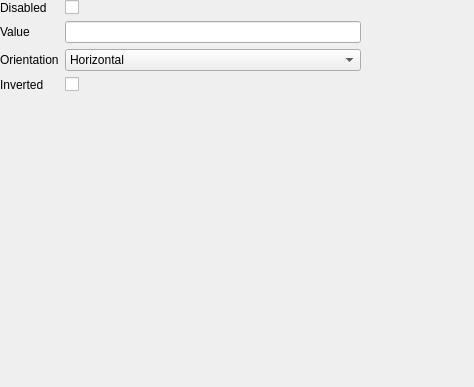
Before: the Qt Designer form examples/tabssettingsform.ui in sebcaux/qt-material-widgets, drawn with Qt 5.
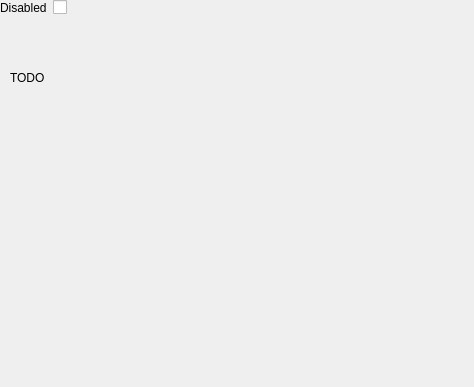
After: the same form once the commit is applied.

The edit to the form file:
```diff
--- a/examples/tabssettingsform.ui
+++ b/examples/tabssettingsform.ui
@@ -19,7 +19,7 @@
      <x>0</x>
      <y>0</y>
      <width>361</width>
-     <height>331</height>
+     <height>61</height>
     </rect>
    </property>
    <layout class="QFormLayout" name="formLayout">
@@ -33,49 +33,21 @@
     <item row="0" column="1">
      <widget class="QCheckBox" name="disabledCheckBox"/>
     </item>
-    <item row="1" column="0">
-     <widget class="QLabel" name="valueLabel">
-      <property name="text">
-       <string>Value</string>
-      </property>
-     </widget>
-    </item>
-    <item row="1" column="1">
-     <widget class="QLineEdit" name="valueLineEdit"/>
-    </item>
-    <item row="2" column="0">
-     <widget class="QLabel" name="orientationLabel">
-      <property name="text">
-       <string>Orientation</string>
-      </property>
-     </widget>
-    </item>
-    <item row="2" column="1">
-     <widget class="QComboBox" name="orientationComboBox">
-      <item>
-       <property name="text">
-        <string>Horizontal</string>
-       </property>
-      </item>
-      <item>
-       <property name="text">
-        <string>Vertical</string>
-       </property>
-      </item>
-     </widget>
-    </item>
-    <item row="3" column="0">
-     <widget class="QLabel" name="invertedLabel">
-      <property name="text">
-       <string>Inverted</string>
-      </property>
-     </widget>
-    </item>
-    <item row="3" column="1">
-     <widget class="QCheckBox" name="invertedCheckBox"/>
-    </item>
    </layout>
   </widget>
+  <widget class="QLabel" name="label">
+   <property name="geometry">
+    <rect>
+     <x>10</x>
+     <y>70</y>
+     <width>171</width>
+     <height>16</height>
+    </rect>
+   </property>
+   <property name="text">
+    <string>TODO</string>
+   </property>
+  </widget>
  </widget>
  <resources/>
  <connections/>
```
